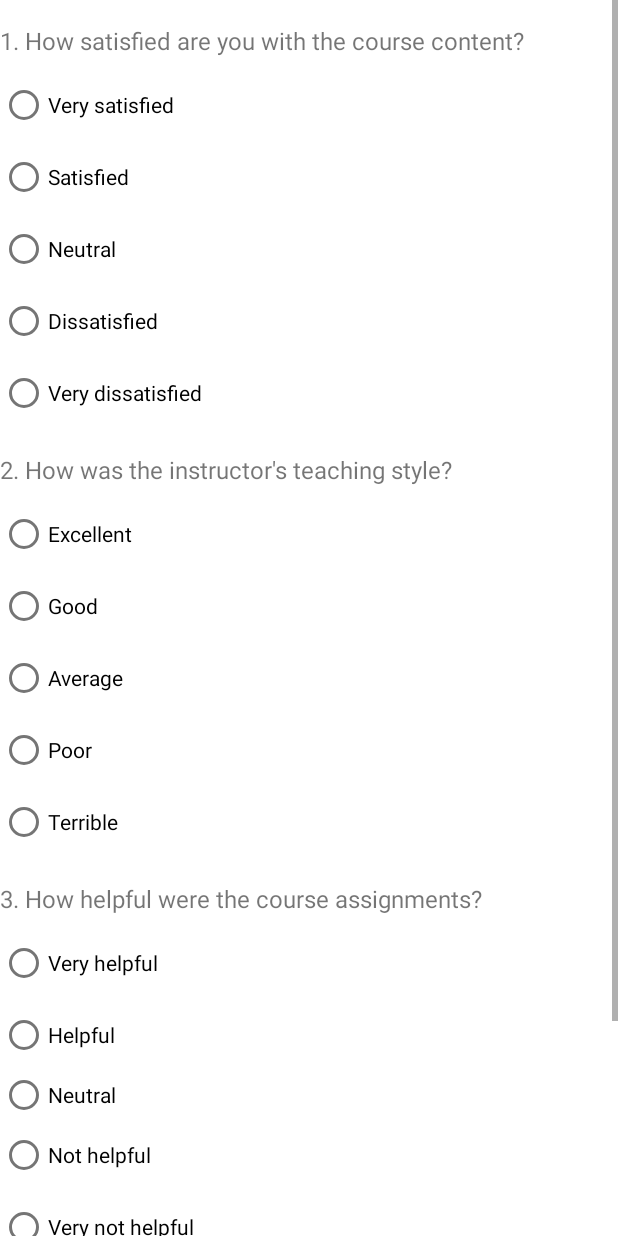
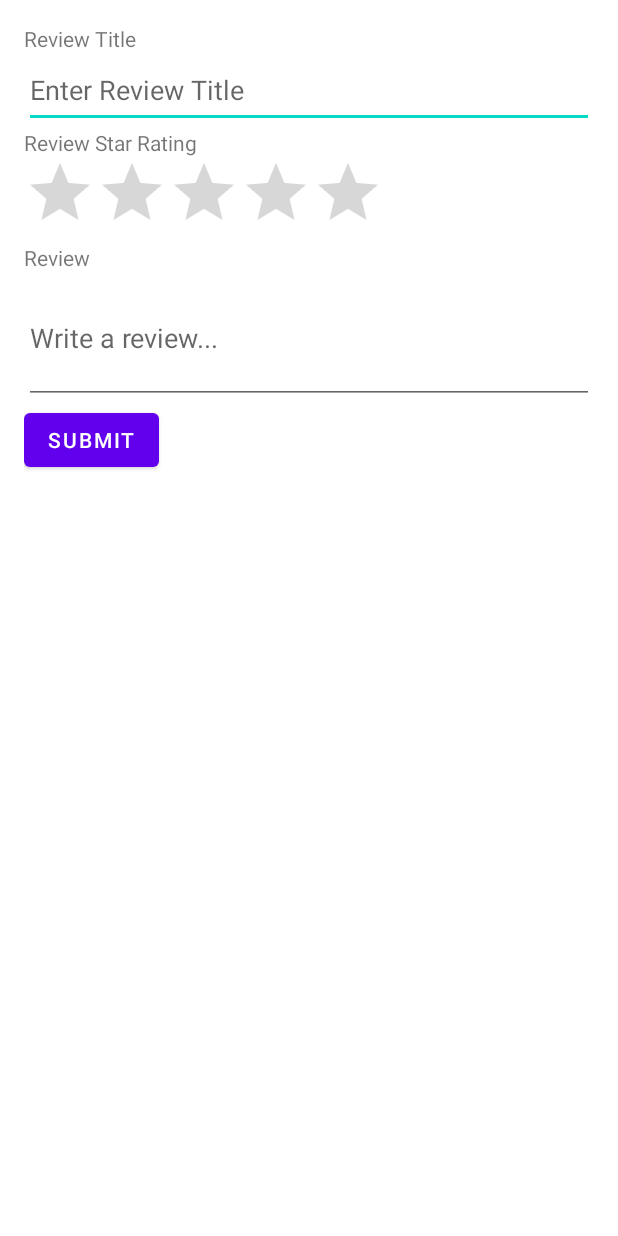
Before and after one commit to jhiltonjones/GSU_app, an Android app: the FeedbackActivity screen opened directly, with no data from a screen before it, on a phone screen of 412 x 824 dp. Run offline under Robolectric (Android 15) with nearby library versions, the phone set to English and light mode, and no system bars.

Commit message:
Updated review

```diff
--- a/app/src/main/java/com/example/studentfeedbackapp/FeedbackActivity.kt
+++ b/app/src/main/java/com/example/studentfeedbackapp/FeedbackActivity.kt
@@ -2,29 +2,34 @@ package com.example.studentfeedbackapp
 
 import android.content.Intent
 import android.os.Bundle
-import android.widget.*
+import android.widget.Button
+import android.widget.EditText
+import android.widget.RatingBar
+import android.widget.Toast
 import androidx.appcompat.app.AppCompatActivity
 
 class FeedbackActivity : AppCompatActivity() {
+
+    private lateinit var reviewTitleEditText: EditText
+    private lateinit var reviewRatingBar: RatingBar
+    private lateinit var reviewEditText: EditText
+    private lateinit var submitButton: Button
 
     override fun onCreate(savedInstanceState: Bundle?) {
         super.onCreate(savedInstanceState)
         setContentView(R.layout.activity_feedback)
 
-        val button = findViewById<Button>(R.id.submit)
-        val comments = findViewById<EditText>(R.id.comments)
-        val answer1 = findViewById<RadioGroup>(R.id.answer1)
-        val answer2 = findViewById<RadioGroup>(R.id.answer2)
-        val answer3 = findViewById<RadioGroup>(R.id.answer3)
+        reviewTitleEditText = findViewById(R.id.title_edittext)
+        reviewRatingBar = findViewById(R.id.ratingbar)
+        reviewEditText = findViewById(R.id.review_edittext)
+        submitButton = findViewById(R.id.submit)
 
-        button.setOnClickListener {
-            val selected1 = answer1.findViewById<RadioButton>(answer1.checkedRadioButtonId)
-            val selected2 = answer2.findViewById<RadioButton>(answer2.checkedRadioButtonId)
-            val selected3 = answer3.findViewById<RadioButton>(answer3.checkedRadioButtonId)
-            val commentsText = comments.text.toString()
-            val message = "1. ${selected1?.text}\n2. ${selected2?.text}\n3. ${selected3?.text}\nComments: $commentsText"
+        submitButton.setOnClickListener {
+            val reviewTitle = reviewTitleEditText.text.toString()
+            val reviewRating = reviewRatingBar.rating
+            val reviewComment = reviewEditText.text.toString()
 
-            Toast.makeText(this, message, Toast.LENGTH_SHORT).show()
+
 
             val intent = Intent(this, ThankYouActivity::class.java)
             startActivity(intent)
--- a/app/src/main/res/layout/activity_feedback.xml
+++ b/app/src/main/res/layout/activity_feedback.xml
@@ -1,180 +1,58 @@
 
-<ScrollView xmlns:android="http://schemas.android.com/apk/res/android"
+
+    <LinearLayout xmlns:android="http://schemas.android.com/apk/res/android"
+        android:layout_width="match_parent"
+        android:layout_height="match_parent"
+        android:orientation="vertical"
+        android:padding="16dp">
+
+        <TextView
+            android:id="@+id/title_textview"
             android:layout_width="match_parent"
             android:layout_height="wrap_content"
-    android:fillViewport="false">
-<RelativeLayout xmlns:android="http://schemas.android.com/apk/res/android"
+            android:text="Review Title"/>
+
+        <EditText
+            android:id="@+id/title_edittext"
             android:layout_width="match_parent"
-    android:layout_height="match_parent">
+            android:layout_height="50dp"
+            android:hint="Enter Review Title"
+            android:inputType="text"/>
 
+        <TextView
+            android:id="@+id/rating_textview"
+            android:layout_width="match_parent"
+            android:layout_height="wrap_content"
+            android:text="Review Star Rating"/>
+
+        <RatingBar
+            android:id="@+id/ratingbar"
+            android:layout_width="wrap_content"
+            android:layout_height="wrap_content"
+            android:numStars="5"
+            android:stepSize="1"
+            android:rating="0"
+            android:contentDescription="Rating bar for course feedback"/>
 
 
         <TextView
-        android:id="@+id/question1"
-        android:layout_width="wrap_content"
-        android:layout_height="wrap_content"
-        android:text="1. How satisfied are you with the course content?"
-        android:textSize="16sp"
-        android:layout_marginTop="16dp" />
-
-    <RadioGroup
-        android:id="@+id/answer1"
+            android:id="@+id/review_textview"
             android:layout_width="match_parent"
             android:layout_height="wrap_content"
-        android:layout_below="@id/question1"
-        android:layout_marginTop="8dp">
+            android:text="Review"/>
 
-        <RadioButton
-            android:id="@+id/radio1a"
-            android:layout_width="wrap_content"
-            android:layout_height="wrap_content"
-            android:text="Very satisfied" />
-
-        <RadioButton
-            android:id="@+id/radio1b"
-            android:layout_width="wrap_content"
-            android:layout_height="wrap_content"
-            android:text="Satisfied" />
-
-        <RadioButton
-            android:id="@+id/radio1c"
-            android:layout_width="wrap_content"
-            android:layout_height="wrap_content"
-            android:text="Neutral" />
-
-
-
-        <RadioButton
-            android:id="@+id/radio1d"
-            android:layout_width="wrap_content"
-            android:layout_height="wrap_content"
-            android:text="Dissatisfied" />
-
-        <RadioButton
-            android:id="@+id/radio1e"
-            android:layout_width="wrap_content"
-            android:layout_height="wrap_content"
-            android:text="Very dissatisfied" />
-    </RadioGroup>
-
-    <TextView
-        android:id="@+id/question2"
-        android:layout_width="wrap_content"
-        android:layout_height="wrap_content"
-        android:text="2. How was the instructor's teaching style?"
-        android:textSize="16sp"
-        android:layout_below="@id/answer1"
-        android:layout_marginTop="16dp" />
-
-    <RadioGroup
-        android:id="@+id/answer2"
+        <EditText
+            android:id="@+id/review_edittext"
             android:layout_width="match_parent"
             android:layout_height="wrap_content"
-        android:layout_below="@id/question2"
-        android:layout_marginTop="8dp">
-
-        <RadioButton
-            android:id="@+id/radio2a"
-            android:layout_width="wrap_content"
-            android:layout_height="wrap_content"
-            android:text="Excellent" />
-
-        <RadioButton
-            android:id="@+id/radio2b"
-            android:layout_width="wrap_content"
-            android:layout_height="wrap_content"
-            android:text="Good" />
-
-        <RadioButton
-            android:id="@+id/radio2c"
-            android:layout_width="wrap_content"
-            android:layout_height="wrap_content"
-            android:text="Average" />
-
-        <RadioButton
-            android:id="@+id/radio2d"
-            android:layout_width="wrap_content"
-            android:layout_height="wrap_content"
-            android:text="Poor" />
-
-        <RadioButton
-            android:id="@+id/radio2e"
-            android:layout_width="wrap_content"
-            android:layout_height="wrap_content"
-            android:text="Terrible" />
-    </RadioGroup>
-
-    <TextView
-        android:id="@+id/question3"
-        android:layout_width="wrap_content"
-        android:layout_height="wrap_content"
-        android:text="3. How helpful were the course assignments?"
-        android:textSize="16sp"
-        android:layout_below="@id/answer2"
-        android:layout_marginTop="16dp" />
-
-    <RadioGroup
-        android:id="@+id/answer3"
-        android:layout_width="match_parent"
-        android:layout_height="wrap_content"
-        android:layout_below="@id/question3"
-        android:layout_marginTop="8dp">
-
-        <RadioButton
-            android:id="@+id/radio3a"
-            android:layout_width="wrap_content"
-            android:layout_height="wrap_content"
-            android:text="Very helpful" />
-
-        <RadioButton
-            android:id="@+id/radio3b"
-            android:layout_width="wrap_content"
-            android:layout_height="wrap_content"
-            android:text="Helpful" />
-
-        <RadioButton
-            android:id="@+id/radio3c"
-            android:layout_width="wrap_content"
-            android:layout_height="32dp"
-            android:text="Neutral" />
-
-        <RadioButton
-            android:id="@+id/radio3d"
-            android:layout_width="wrap_content"
-            android:layout_height="wrap_content"
-            android:text="Not helpful" />
-
-        <RadioButton
-            android:id="@+id/radio3e"
-            android:layout_width="wrap_content"
-            android:layout_height="wrap_content"
-            android:text="Very not helpful" />
-    </RadioGroup>
-
-    <TextView
-        android:id="@+id/question4"
-        android:layout_width="wrap_content"
-        android:layout_height="wrap_content"
-        android:text="4. Do you have any additional comments or suggestions?"
-        android:textSize="16sp"
-        android:layout_below="@id/answer3"
-        android:layout_marginTop="16dp" />
-
-    <EditText
-        android:id="@+id/comments"
-        android:layout_width="match_parent"
-        android:layout_height="wrap_content"
-        android:layout_below="@id/question4"
-        android:layout_marginTop="8dp"
+            android:hint="Write a review..."
             android:inputType="textMultiLine"
-        android:hint="Type your comments here" />
+            android:minLines="3"/>
 
         <Button
             android:id="@+id/submit"
-        android:layout_width="match_parent"
+            android:layout_width="wrap_content"
             android:layout_height="wrap_content"
-        android:layout_below="@id/comments"
-        android:layout_marginTop="16dp"
-        android:text="Submit" />
-</RelativeLayout>
-</ScrollView>
+            android:text="Submit"/>
+
+    </LinearLayout>
```
Lines whose indentation alone changed are shown as unchanged.
